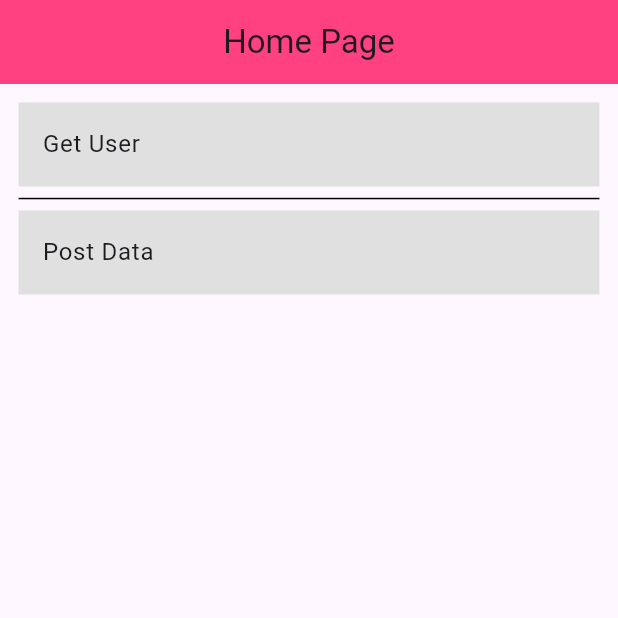
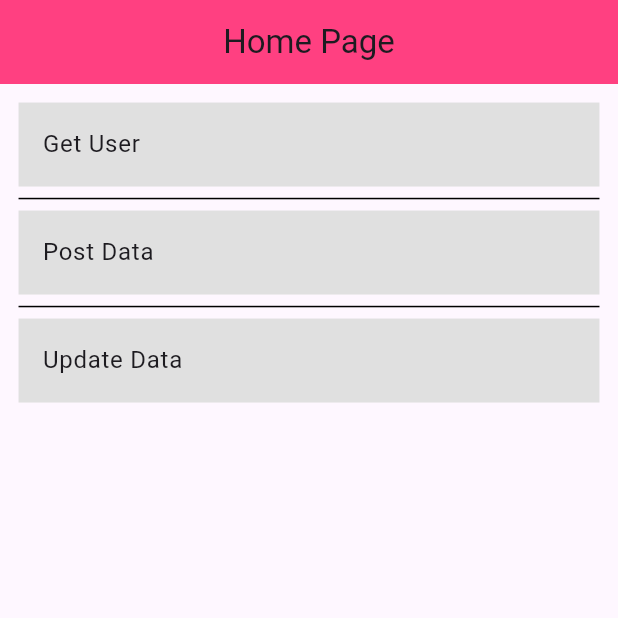
Before and after one commit to syafiulhuda/flutter_http_using_bloc_pattern, a Flutter app: the screen it shows after launch, on a phone screen of 412 x 824 dp, the top half of it. Run offline on Flutter 3.47's test engine with Material 3 defaults, Android fonts, the phone set to English and light mode, and no system bars; our stand-ins replace bloc, equatable, flutter_bloc.

Commit message:
add update view

```diff
--- a/lib/bloc/get_data/get_data_bloc.dart
+++ b/lib/bloc/get_data/get_data_bloc.dart
@@ -29,8 +29,8 @@ class GetDataBloc extends Bloc<GetDataEvent, GetDataState> {
     // !
     // ? set up HTTP Method
     try {
-      int randomId = Random().nextInt(12) + 1;
-      Uri url = Uri.parse("https://reqres.in/api/users/$randomId");
+      // int randomId = Random().nextInt(12) + 1;
+      Uri url = Uri.parse("https://reqres.in/api/users/2");
 
       var response = await http.get(url);
 
--- /dev/null
+++ b/lib/bloc/update_data/update_data_bloc.dart
@@ -0,0 +1,45 @@
+import 'dart:convert';
+
+import 'package:bloc/bloc.dart';
+import 'package:equatable/equatable.dart';
+import 'package:flutter_http_request/models/post_user.dart';
+
+import 'package:http/http.dart' as http;
+
+part 'update_data_event.dart';
+part 'update_data_state.dart';
+
+class UpdateDataBloc extends Bloc<UpdateDataEvent, UpdateDataState> {
+  UpdateDataBloc() : super(UpdateDataInitial()) {
+    on<UpdateData>(_updateData);
+  }
+
+  void _updateData(UpdateData event, Emitter<UpdateDataState> emit) async {
+    emit(UpdateDataLoading());
+
+    try {
+      // ! Mengambil userId dari user yang telah dibuat
+      Uri url = Uri.parse("https://reqres.in/api/users/${event.user.id}");
+
+      var response = await http.put(
+        url,
+        headers: {
+          'Content-Type': 'application/json',
+        },
+        body: event.user.toJson(),
+      );
+
+      if (response.statusCode == 200 || response.statusCode == 204) {
+        Map<String, dynamic> data = json.decode(response.body);
+
+        CreateNewUser updateData = CreateNewUser.fromMap(data);
+
+        emit(UpdateDataLoaded(data: updateData));
+      } else {
+        emit(const UpdateDataError(message: "Failed to Create Data"));
+      }
+    } catch (e) {
+      emit(UpdateDataError(message: "Failed to Update Data: $e"));
+    }
+  }
+}
--- /dev/null
+++ b/lib/bloc/update_data/update_data_event.dart
@@ -0,0 +1,17 @@
+part of 'update_data_bloc.dart';
+
+sealed class UpdateDataEvent extends Equatable {
+  const UpdateDataEvent();
+
+  @override
+  List<Object> get props => [];
+}
+
+class UpdateData extends UpdateDataEvent {
+  final CreateNewUser user;
+
+  const UpdateData({required this.user});
+
+  @override
+  List<Object> get props => [user];
+}
--- /dev/null
+++ b/lib/bloc/update_data/update_data_state.dart
@@ -0,0 +1,30 @@
+part of 'update_data_bloc.dart';
+
+sealed class UpdateDataState extends Equatable {
+  const UpdateDataState();
+
+  @override
+  List<Object> get props => [];
+}
+
+final class UpdateDataInitial extends UpdateDataState {}
+
+final class UpdateDataLoading extends UpdateDataState {}
+
+final class UpdateDataLoaded extends UpdateDataState {
+  final CreateNewUser data;
+
+  const UpdateDataLoaded({required this.data});
+
+  @override
+  List<Object> get props => [data];
+}
+
+final class UpdateDataError extends UpdateDataState {
+  final String message;
+
+  const UpdateDataError({required this.message});
+
+  @override
+  List<Object> get props => [message];
+}
--- a/lib/main.dart
+++ b/lib/main.dart
@@ -5,6 +5,7 @@ import 'package:flutter_bloc/flutter_bloc.dart';
 import 'package:flutter_http_request/app.dart';
 import 'package:flutter_http_request/bloc/create_data/create_data_bloc.dart';
 import 'package:flutter_http_request/bloc/get_data/get_data_bloc.dart';
+import 'package:flutter_http_request/bloc/update_data/update_data_bloc.dart';
 
 // ! Handling CERTIFICATE_VERIFY_FAILED
 class CertificateVerify extends HttpOverrides {
@@ -33,7 +34,10 @@ class MyApp extends StatelessWidget {
         ),
         BlocProvider(
           create: (context) => CreateDataBloc(),
-        )
+        ),
+        BlocProvider(
+          create: (context) => UpdateDataBloc(),
+        ),
       ],
       child: App(),
     );
--- a/lib/models/post_user.dart
+++ b/lib/models/post_user.dart
@@ -1,16 +1,16 @@
 import 'dart:convert';
 
 class CreateNewUser {
-  // final String id;
+  final String? id;
   final String name;
   final String job;
-  // final String createdAt;
+  final String? createdAt;
 
   CreateNewUser({
-    // required this.id,
+    this.id,
     required this.name,
     required this.job,
-    // required this.createdAt,
+    this.createdAt,
   });
 
   // ! Response Data
@@ -27,16 +27,16 @@ class CreateNewUser {
   String toJson() => json.encode(toMap());
 
   factory CreateNewUser.fromMap(Map<String, dynamic> json) => CreateNewUser(
-        // id: json["id"],
+        id: json["id"],
         name: json["name"],
         job: json["job"],
-        // createdAt: json["createdAt"],
+        createdAt: json["createdAt"],
       );
 
   Map<String, dynamic> toMap() => {
-        // "id": id,
+        "id": id,
         "name": name,
         "job": job,
-        // "createdAt": createdAt,
+        "createdAt": createdAt,
       };
 }
--- a/lib/routes/routes.dart
+++ b/lib/routes/routes.dart
@@ -3,16 +3,19 @@ import 'package:flutter_bloc/flutter_bloc.dart';
 import 'package:flutter_http_request/bloc/create_data/create_data_bloc.dart';
 
 import 'package:flutter_http_request/bloc/get_data/get_data_bloc.dart';
+import 'package:flutter_http_request/bloc/update_data/update_data_bloc.dart';
 import 'package:flutter_http_request/views/get_view.dart';
 import 'package:flutter_http_request/views/home_page.dart';
 import 'package:flutter_http_request/views/not_found_view.dart';
 import 'package:flutter_http_request/views/post_view.dart';
+import 'package:flutter_http_request/views/update_view.dart';
 
 class AppRouter {
   // ! Untuk Generated Route
   // ! Inject semua routes dengan BlocProvider yang sama
   final GetDataBloc blocViaGenerateRoute = GetDataBloc();
   final CreateDataBloc createDataBloc = CreateDataBloc();
+  final UpdateDataBloc updateDataBloc = UpdateDataBloc();
 
   Route onGenereteRoute(RouteSettings settings) {
     switch (settings.name) {
@@ -34,6 +37,13 @@ class AppRouter {
             child: const PostView(),
           ),
         );
+      case "/update":
+        return MaterialPageRoute(
+          builder: (context) => BlocProvider.value(
+            value: updateDataBloc,
+            child: const UpdateView(),
+          ),
+        );
       default:
         return MaterialPageRoute(
           builder: (context) => const NotFoundView(),
--- a/lib/views/home_page.dart
+++ b/lib/views/home_page.dart
@@ -11,6 +11,7 @@ class HomePage extends StatelessWidget {
     final List<Map<String, String>> routes = [
       {"name": "Get User", "route": "/get"},
       {"name": "Post Data", "route": "/post"},
+      {"name": "Update Data", "route": "/update"},
     ];
 
     // ! Screen Width
```
Also changed, not shown: lib/views/update_view.dart (added, +190 -0 lines).
